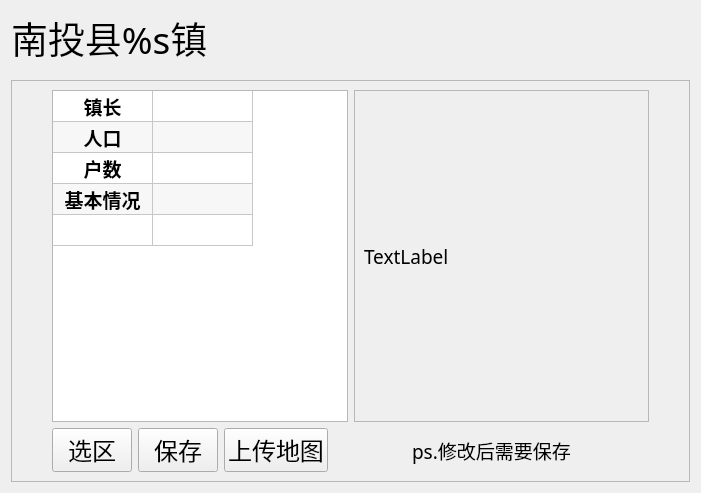
Old version of the form ui/widgets/subpages/page2_x/page.ui in the repository ArcherLuo233/election-s-prediction.
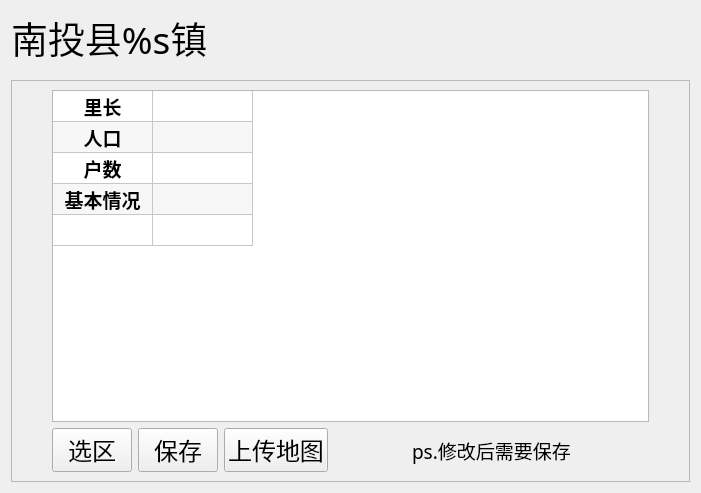
New version of the form.

Patch:
```diff
--- a/ui/widgets/subpages/page2_x/page.ui
+++ b/ui/widgets/subpages/page2_x/page.ui
@@ -115,7 +115,7 @@
           </column>
           <item row="0" column="0">
            <property name="text">
-            <string>镇长</string>
+            <string>里长</string>
            </property>
            <property name="font">
             <font>
@@ -196,32 +196,6 @@
           </item>
          </widget>
         </item>
-        <item>
-         <widget class="QScrollArea" name="scrollArea">
-          <property name="widgetResizable">
-           <bool>true</bool>
-          </property>
-          <widget class="QWidget" name="scrollAreaWidgetContents">
-           <property name="geometry">
-            <rect>
-                <x>0</x>
-                <y>0</y>
-                <width>292</width>
-                <height>333</height>
-            </rect>
-           </property>
-           <layout class="QGridLayout" name="gridLayout">
-            <item row="0" column="0">
-             <widget class="QLabel" name="lab_img">
-              <property name="text">
-               <string>TextLabel</string>
-              </property>
-             </widget>
-            </item>
-           </layout>
-          </widget>
-         </widget>
-        </item>
        </layout>
       </item>
       <item>
```
Lines whose indentation alone changed are shown as unchanged.
